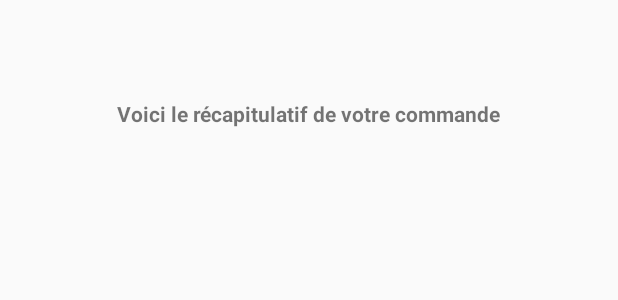
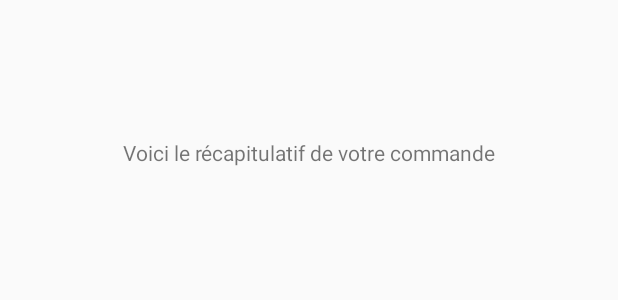
Before and after one commit to chesnais-mymy/AppliMyMa, an Android app: the layout content_recapitulatif.xml on its own in the app's theme, with its tools: preview values and no code run, on a phone screen of 412 x 824 dp. Shown: the top 300 px of the screen. Run offline under Robolectric (Android 15) with nearby library versions, the phone set to English and light mode, and no system bars.

```diff
--- a/app/src/main/java/org/esiea/chesnais_ma/applimyma/Telechargement.java
+++ b/app/src/main/java/org/esiea/chesnais_ma/applimyma/Telechargement.java
@@ -1,20 +1,15 @@
 package org.esiea.chesnais_ma.applimyma;
 
-import android.app.AlertDialog;
-import android.app.Dialog;
 import android.app.Notification;
 import android.app.NotificationManager;
 import android.app.PendingIntent;
 import android.content.Context;
-import android.content.DialogInterface;
 import android.content.Intent;
 import android.graphics.Bitmap;
 import android.graphics.BitmapFactory;
 import android.media.RingtoneManager;
 import android.net.Uri;
 import android.os.Bundle;
-import android.support.design.widget.FloatingActionButton;
-import android.support.design.widget.Snackbar;
 import android.support.v4.app.NotificationCompat;
 import android.support.v7.app.AppCompatActivity;
 import android.support.v7.widget.Toolbar;
--- a/app/src/main/java/org/esiea/chesnais_ma/applimyma/recapitulatif.java
+++ b/app/src/main/java/org/esiea/chesnais_ma/applimyma/recapitulatif.java
@@ -24,7 +24,6 @@ public class recapitulatif extends AppCompatActivity {
                 Snackbar.make(view, "Replace with your own action", Snackbar.LENGTH_LONG)
                         .setAction("Action", null).show();
             }
-
         });
 
         NotificationManager notifmanager = (NotificationManager) getSystemService(NOTIFICATION_SERVICE);
--- a/app/src/main/res/layout/content_recapitulatif.xml
+++ b/app/src/main/res/layout/content_recapitulatif.xml
@@ -15,9 +15,7 @@
         android:layout_height="wrap_content"
         android:text="@string/recapitulatif"
         android:id="@+id/textView5"
+        android:layout_marginTop="76dp"
         android:layout_alignParentTop="true"
-        android:textStyle="bold"
-        android:layout_centerHorizontal="true"
-        android:layout_marginTop="50dp" />
-
+        android:layout_centerHorizontal="true" />
 </RelativeLayout>
--- a/app/src/main/res/values/strings.xml
+++ b/app/src/main/res/values/strings.xml
@@ -88,4 +88,5 @@
     <string name="change_date">Insert new date</string>
     <string name="date">Date</string>
     <string name="recapitulatif">Voici le récapitulatif de votre commande</string>
+    <string name="title_activity_recapitulatif">Recapitulatif</string>
 </resources>
```
Also changed, not shown: app/src/main/AndroidManifest.xml (+7 -3 lines).
